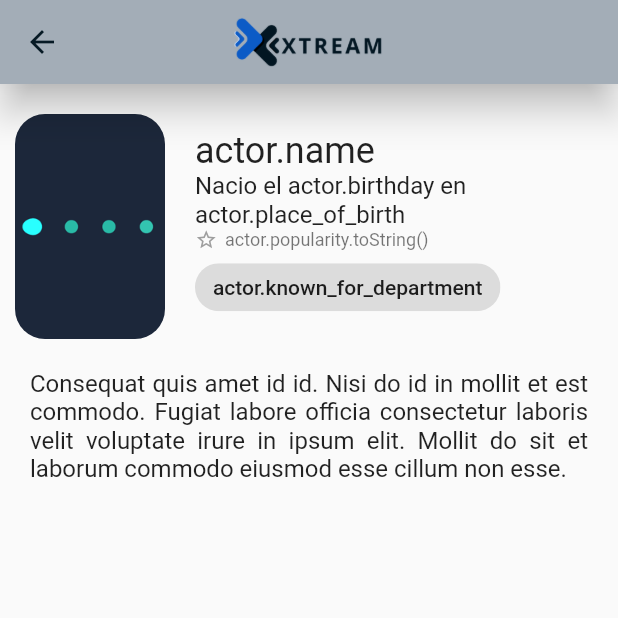
After one commit to eivanphils/flutter-xtream-movies, a Flutter app: the ActorScreen screen opened by its route, on a phone screen of 412 x 824 dp, the top half of it. The commit adds this screen. Run offline on Flutter 3.47's test engine with Material 2 defaults, Android fonts, the light colour scheme and no system bars; our stand-ins replace card_swiper; network calls fail.

Commit message:
Agregada estructura para ActorScreen

```diff
--- a/lib/models/models.dart
+++ b/lib/models/models.dart
@@ -2,5 +2,6 @@ export 'package:flutter_xtream_movies/models/cast.dart';
 export 'package:flutter_xtream_movies/models/credits_response.dart';
 export 'package:flutter_xtream_movies/models/movie.dart';
 export 'package:flutter_xtream_movies/models/now_playing_response.dart';
+export 'package:flutter_xtream_movies/models/person_response.dart';
 export 'package:flutter_xtream_movies/models/popular_response.dart';
 export 'package:flutter_xtream_movies/models/route_option.dart';
--- /dev/null
+++ b/lib/models/person_response.dart
@@ -0,0 +1,58 @@
+// To parse this JSON data, do
+//
+//     final personResponse = personResponseFromJson(jsonString);
+
+import 'dart:convert';
+
+PersonResponse personResponseFromJson(String str) => PersonResponse.fromJson(json.decode(str));
+
+class PersonResponse {
+    PersonResponse({
+      required this.adult,
+      required this.alsoKnownAs,
+      required this.biography,
+      required this.birthday,
+      required this.deathday,
+      required this.gender,
+      required this.homepage,
+      required this.id,
+      required this.imdbId,
+      required this.knownForDepartment,
+      required this.name,
+      required this.placeOfBirth,
+      required this.popularity,
+      required this.profilePath,
+    });
+
+    bool adult;
+    List<String> alsoKnownAs;
+    String biography;
+    DateTime birthday;
+    dynamic deathday;
+    int gender;
+    String homepage;
+    int id;
+    String imdbId;
+    String knownForDepartment;
+    String name;
+    String placeOfBirth;
+    double popularity;
+    String profilePath;
+
+    factory PersonResponse.fromJson(Map<String, dynamic> json) => PersonResponse(
+        adult: json["adult"],
+        alsoKnownAs: List<String>.from(json["also_known_as"].map((x) => x)),
+        biography: json["biography"],
+        birthday: DateTime.parse(json["birthday"]),
+        deathday: json["deathday"],
+        gender: json["gender"],
+        homepage: json["homepage"],
+        id: json["id"],
+        imdbId: json["imdb_id"],
+        knownForDepartment: json["known_for_department"],
+        name: json["name"],
+        placeOfBirth: json["place_of_birth"],
+        popularity: json["popularity"].toDouble(),
+        profilePath: json["profile_path"],
+    );
+}
--- a/lib/router/app_routes.dart
+++ b/lib/router/app_routes.dart
@@ -12,6 +12,7 @@ class AppRoutes {
     RouteOption(name: 'movies', route: 'movies', screen: const MoviesScreen()),
     RouteOption(name: 'detail', route: 'detail', screen: const DetailsScreen()),
     RouteOption(name: 'settings', route: 'settings', screen: const SettingsScreenScreen()),
+    RouteOption(name: 'actor', route: 'actor', screen: const ActorScreen()),
   ];
 
   static Map<String, Widget Function(BuildContext)> getAppRoutes() {
--- /dev/null
+++ b/lib/screens/actor_screen.dart
@@ -0,0 +1,106 @@
+import 'package:flutter/material.dart';
+import 'package:flutter_xtream_movies/widgets/widgets.dart';
+
+class ActorScreen extends StatelessWidget {
+  const ActorScreen({Key? key}) : super(key: key);
+
+  @override
+  Widget build(BuildContext context) {
+    final TextTheme textTheme = Theme.of(context).textTheme;
+
+    return Scaffold(
+      appBar: Header(
+        appBar: AppBar(),
+      ),
+      body: Container(
+        margin: const EdgeInsets.symmetric(vertical: 20, horizontal: 10),
+        child: Column(
+          children: [
+            _PosterAndTitle(textTheme: textTheme),
+            _OverView(textTheme: textTheme)
+          ],
+        ),
+      ),
+    );
+  }
+}
+
+class _PosterAndTitle extends StatelessWidget {
+  const _PosterAndTitle({
+    Key? key,
+    required this.textTheme,
+  }) : super(key: key);
+
+  final TextTheme textTheme;
+
+  @override
+  Widget build(BuildContext context) {
+    return Row(children: [
+      ClipRRect(
+        borderRadius: BorderRadius.circular(20),
+        child: const FadeInImage(
+            placeholder: AssetImage('assets/loading.gif'),
+            image: AssetImage('assets/loading.gif'),
+            width: 100,
+            height: 150,
+            fit: BoxFit.cover),
+      ),
+      const SizedBox(width: 20),
+      Expanded(
+        child: Column(
+          mainAxisSize: MainAxisSize.min,
+          crossAxisAlignment: CrossAxisAlignment.start,
+          children: [
+            Text(
+              'actor.name',
+              style: textTheme.headline5,
+              overflow: TextOverflow.ellipsis,
+            ),
+            Text(
+              'Nacio el actor.birthday en actor.place_of_birth',
+              style: textTheme.subtitle1,
+              overflow: TextOverflow.ellipsis,
+              maxLines: 2,
+            ),
+            Row(
+              children: [
+                const Icon(Icons.star_border_outlined,
+                    size: 15, color: Colors.grey),
+                const SizedBox(width: 5),
+                Text(
+                  'actor.popularity.toString()',
+                  style: textTheme.caption,
+                )
+              ],
+            ),
+
+            Chip(
+              label: Text('actor.known_for_department')
+            )
+          ],
+        ),
+      ),
+
+    ]);
+  }
+}
+
+class _OverView extends StatelessWidget {
+  final TextTheme textTheme;
+  const _OverView({
+    Key? key,
+    required this.textTheme
+  }) : super(key: key);
+
+  @override
+  Widget build(BuildContext context) {
+    return Container(
+      margin: const EdgeInsets.symmetric(vertical: 20, horizontal: 10),
+      child: Text(
+          'Consequat quis amet id id. Nisi do id in mollit et est commodo. Fugiat labore officia consectetur laboris velit voluptate irure in ipsum elit. Mollit do sit et laborum commodo eiusmod esse cillum non esse.',
+          style: textTheme.subtitle1,
+          textAlign: TextAlign.justify,
+        )
+    );
+  }
+}
--- a/lib/screens/screens.dart
+++ b/lib/screens/screens.dart
@@ -1,3 +1,4 @@
+export 'package:flutter_xtream_movies/screens/actor_screen.dart';
 export 'package:flutter_xtream_movies/screens/details_screen.dart';
 export 'package:flutter_xtream_movies/screens/home_screen.dart';
 export 'package:flutter_xtream_movies/screens/movies_screen.dart';
--- a/lib/widgets/casting_card.dart
+++ b/lib/widgets/casting_card.dart
@@ -53,7 +53,9 @@ class _CastCard extends StatelessWidget {
       height: 100,
       child: Column(
         children: [
-          ClipRRect(
+          GestureDetector(
+            onTap: () => Navigator.pushNamed(context, 'actor'),
+            child: ClipRRect(
               borderRadius: BorderRadius.circular(20),
               child: FadeInImage(
                 placeholder: const AssetImage('assets/no-image.jpg'),
@@ -61,6 +63,7 @@ class _CastCard extends StatelessWidget {
                 height: 140,
                 width: 90,
                 fit: BoxFit.cover,
+              ),
             ),
           ),
           const SizedBox(height: 5),
```
Lines whose indentation alone changed are shown as unchanged.
